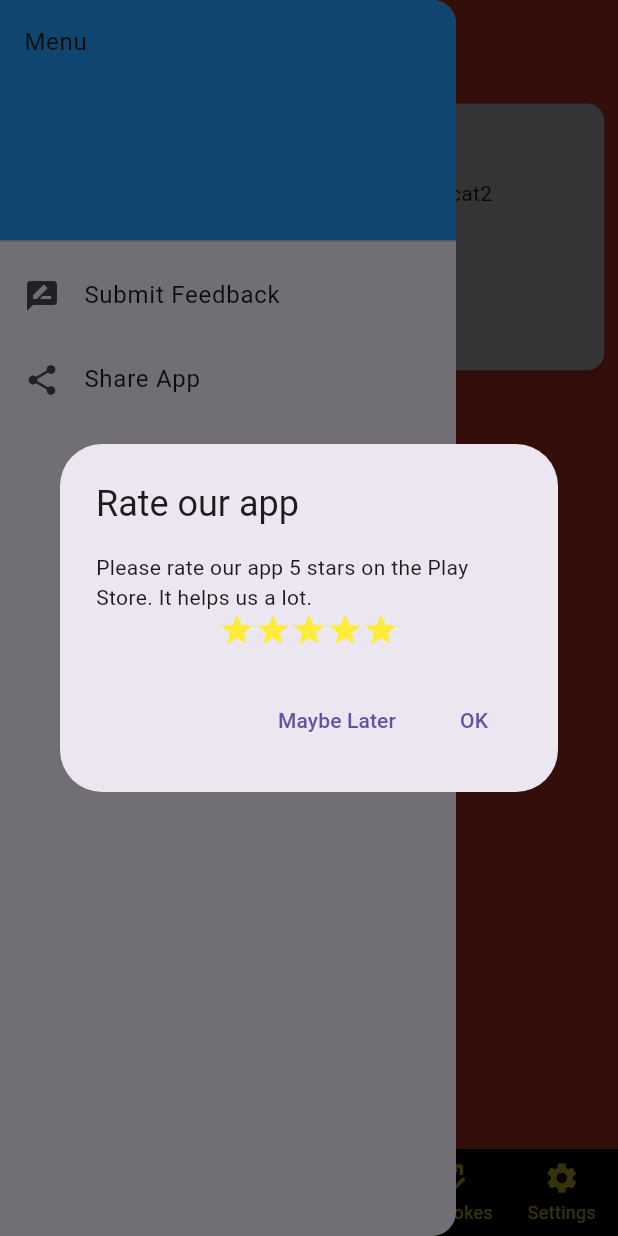
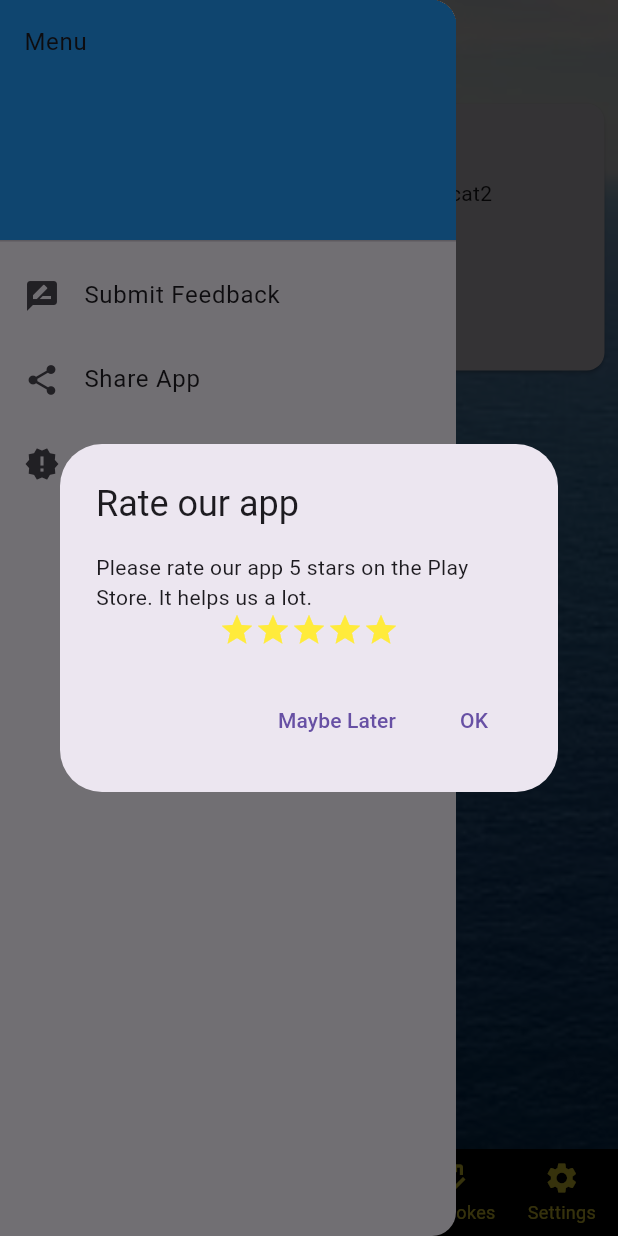
Before and after one commit to tzjkm/the-jokester, a Flutter app: the screen it shows after launch, with the side drawer open, on a phone screen of 412 x 824 dp. Run offline on Flutter 3.47's test engine with Material 3 defaults, Android fonts, the light colour scheme and no system bars; our stand-ins replace flutter_local_notifications, shared_preferences, sqflite; missing offline and left inert: app_settings; accounts and stored records are empty.

Commit message:
it has most features that needed

```diff
--- a/lib/screens/tabs_screen.dart
+++ b/lib/screens/tabs_screen.dart
@@ -15,21 +15,16 @@ class TabsScreen extends StatefulWidget {
 
 class _TabsScreenState extends State<TabsScreen> {
   int _selectedPageIndex = 0;
-  List<Color> _colors = [
-    Colors.red,
-    Colors.green,
-    Colors.blue,
-    Colors.yellow,
-    Colors.purple,
+  List<String> _images = [
+    'ocean.jpg',
+    'tree.jpg',
+    'ocean.jpg',
+    'ocean.jpg',
+    'ocean.jpg',
   ];
-  Color _backgroundColor = Colors.red;
-
-  void _selectPage(int index) {
-    setState(() {
-      _selectedPageIndex = index;
-      _backgroundColor = _colors[index];
-    });
-  }
+  String _backgroundImage = 'ocean.jpg';
+  PageController _pageController =
+      PageController(initialPage: 0); // Set the initialPage here
 
   final List<Map<String, dynamic>> _pages = [
     {
@@ -55,19 +50,62 @@ class _TabsScreenState extends State<TabsScreen> {
   ];
 
   @override
+  void initState() {
+    super.initState();
+    // Removed the _pageController.jumpToPage(_selectedPageIndex); line
+  }
+
+  @override
+  void dispose() {
+    _pageController.dispose();
+    super.dispose();
+  }
+
+  void _selectPage(int index) {
+    _pageController.animateToPage(
+      index,
+      duration: Duration(milliseconds: 300),
+      curve: Curves.easeInOut,
+    );
+    setState(() {
+      _selectedPageIndex = index;
+      _backgroundImage = _images[index];
+    });
+  }
+
+  @override
   Widget build(BuildContext context) {
     return Scaffold(
-      body: AnimatedContainer(
-        duration: const Duration(seconds: 1),
-        color: _backgroundColor,
-        child: Padding(
-          padding: const EdgeInsets.fromLTRB(5, 65, 5, 0),
-          child: IndexedStack(
-            index: _selectedPageIndex,
-            children:
-                _pages.map<Widget>((page) => page['page'] as Widget).toList(),
+      body: Stack(
+        children: [
+          Image.asset(
+            'assets/images/$_backgroundImage',
+            fit: BoxFit.cover,
+            height: double.infinity,
+            width: double.infinity,
+            alignment: Alignment.center,
           ),
-        ),
+          Padding(
+            padding: const EdgeInsets.fromLTRB(5, 65, 5, 0),
+            child: PageView.builder(
+              controller: _pageController,
+              onPageChanged: (index) {
+                setState(() {
+                  _selectedPageIndex = index;
+                  _backgroundImage = _images[index];
+                });
+              },
+              itemCount: _pages.length,
+              itemBuilder: (ctx, index) => AnimatedSwitcher(
+                duration: Duration(milliseconds: 300),
+                transitionBuilder: (Widget child, Animation<double> animation) {
+                  return FadeTransition(child: child, opacity: animation);
+                },
+                child: _pages[index]['page'],
+              ),
+            ),
+          ),
+        ],
       ),
       drawer: const MainDrawer(),
       floatingActionButton: Builder(
@@ -103,14 +141,17 @@ class _TabsScreenState extends State<TabsScreen> {
           BottomNavigationBarItem(
             icon: Icon(Icons.search),
             label: 'Search',
+            backgroundColor: Colors.black,
           ),
           BottomNavigationBarItem(
             icon: Icon(Icons.inventory_outlined),
-            label: 'Your jokes',
+            label: 'Your Jokes',
+            backgroundColor: Colors.black,
           ),
           BottomNavigationBarItem(
             icon: Icon(Icons.settings),
             label: 'Settings',
+            backgroundColor: Colors.black,
           ),
         ],
       ),
--- a/lib/widgets/main_drawer.dart
+++ b/lib/widgets/main_drawer.dart
@@ -5,8 +5,8 @@ class MainDrawer extends StatelessWidget {
   const MainDrawer({Key? key}) : super(key: key);
 
   void _launchURL(String url) async {
-    if (await canLaunchUrl(Uri.parse(url))) {
-      await launchUrl(Uri.parse(url));
+    if (await canLaunch(url)) {
+      await launch(url);
     } else {
       // Handle the case when the URL cannot be launched.
     }
@@ -61,6 +61,14 @@ class MainDrawer extends StatelessWidget {
               );
             },
           ),
+          ListTile(
+            leading: Icon(Icons.new_releases),
+            title: Text('Request New Feature'),
+            onTap: () {
+              _launchURL(
+                  'https://play.google.com/store/apps/details?id=com.android.chrome');
+            },
+          ),
         ],
       ),
     );
--- a/pubspec.yaml
+++ b/pubspec.yaml
@@ -57,6 +57,8 @@ flutter:
     # To add assets to your application, add an assets section, like this:
     assets:
         - assets/images/download.jpeg #This has been added for testing purpose
+        - assets/images/ocean.jpg
+        - assets/images/tree.jpg
         # - images/a_dot_ham.jpeg
     # An image asset can refer to one or more resolution-specific "variants", see
     # https://flutter.dev/assets-and-images/#resolution-aware
```
Also changed, not shown: lib/screens/joke_detail_screen.dart (+74 -36 lines), assets/images/ocean.jpg (added), assets/images/tree.jpg (added).
